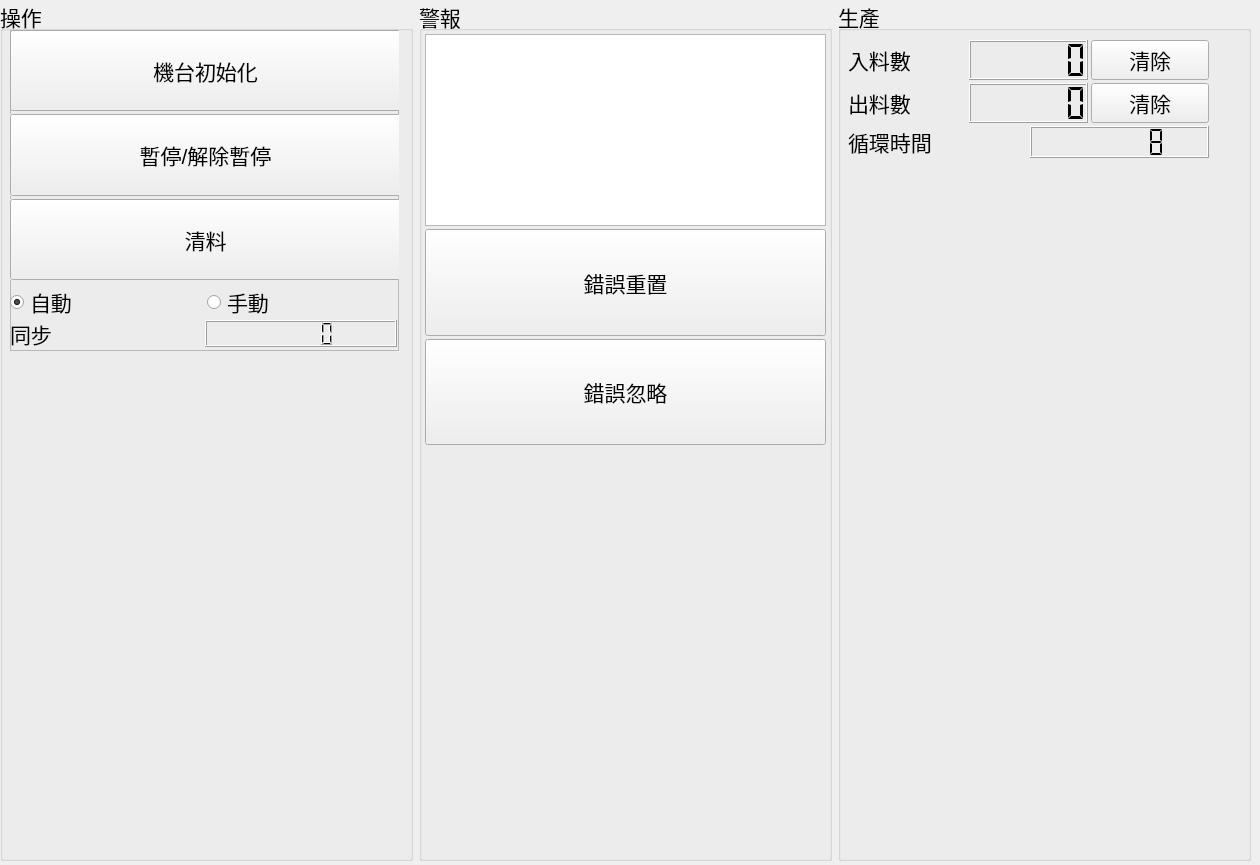
This is bank-view/frontcontrolpanel.ui in smandyscom/front-base-widget as Qt 5 draws it before an edit. The edited form follows.
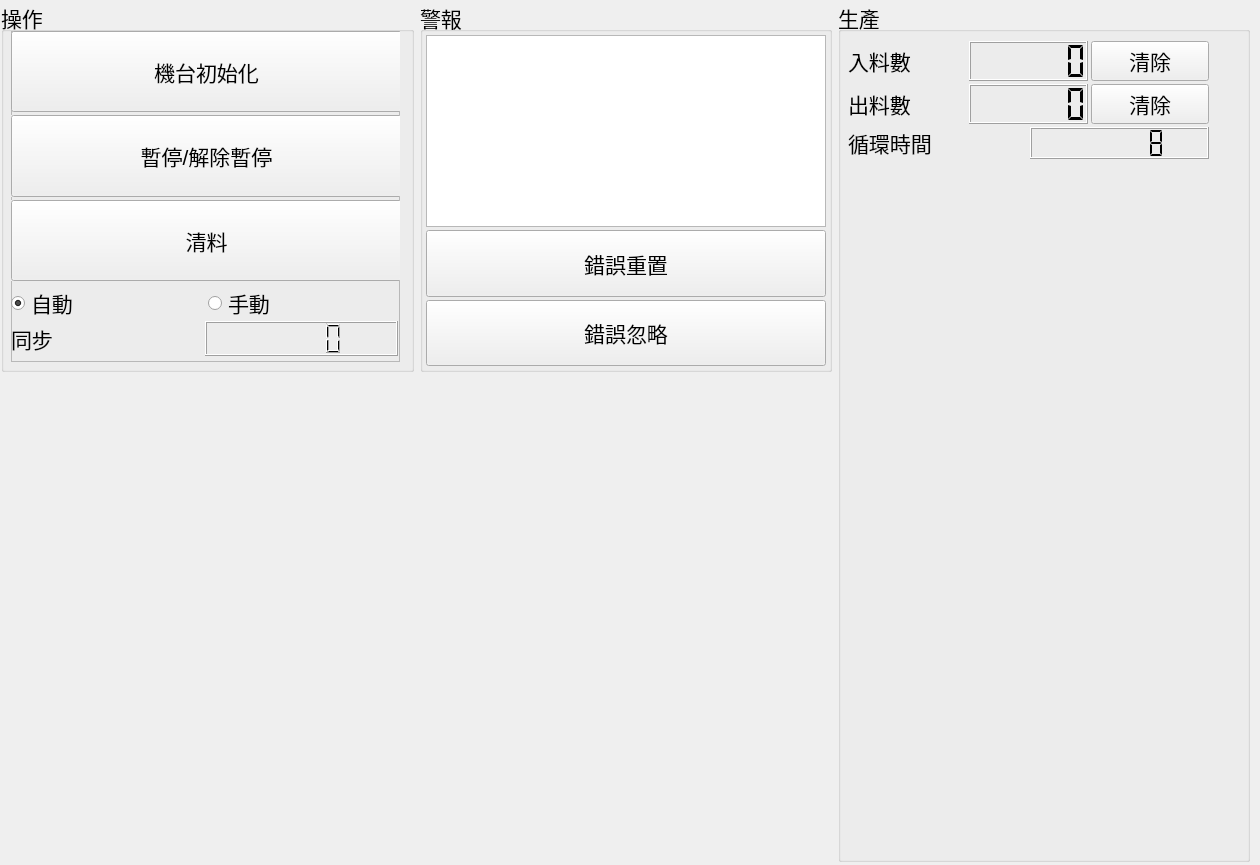
This is the edited form.

What changed in the file:
```diff
--- a/bank-view/frontcontrolpanel.ui
+++ b/bank-view/frontcontrolpanel.ui
@@ -18,16 +18,167 @@
   <property name="windowTitle">
    <string>Form</string>
   </property>
-  <widget class="QWidget" name="layoutWidget">
+  <widget class="QWidget" name="gridLayoutWidget">
    <property name="geometry">
     <rect>
      <x>0</x>
-     <y>0</y>
-     <width>1251</width>
+     <y>380</y>
+     <width>831</width>
+     <height>481</height>
+    </rect>
+   </property>
+   <layout class="QGridLayout" name="gridLayoutMaterial">
+    <property name="spacing">
+     <number>1</number>
+    </property>
+   </layout>
+  </widget>
+  <widget class="QGroupBox" name="groupBoxProduce">
+   <property name="geometry">
+    <rect>
+     <x>838</x>
+     <y>1</y>
+     <width>412</width>
      <height>861</height>
     </rect>
    </property>
-   <layout class="QHBoxLayout" name="horizontalLayout_2">
+   <property name="sizePolicy">
+    <sizepolicy hsizetype="Expanding" vsizetype="Expanding">
+     <horstretch>0</horstretch>
+     <verstretch>0</verstretch>
+    </sizepolicy>
+   </property>
+   <property name="title">
+    <string>生產</string>
+   </property>
+   <widget class="QWidget" name="layoutWidget">
+    <property name="geometry">
+     <rect>
+      <x>10</x>
+      <y>40</y>
+      <width>361</width>
+      <height>821</height>
+     </rect>
+    </property>
+    <layout class="QVBoxLayout" name="verticalLayoutStatus">
+     <property name="spacing">
+      <number>3</number>
+     </property>
+     <property name="sizeConstraint">
+      <enum>QLayout::SetMaximumSize</enum>
+     </property>
+     <item>
+      <layout class="QHBoxLayout" name="horizontalLayout_5">
+       <item>
+        <widget class="QLabel" name="labelInletCount">
+         <property name="text">
+          <string>入料數</string>
+         </property>
+        </widget>
+       </item>
+       <item>
+        <widget class="QLCDNumber" name="lcdNumberInletCount">
+         <property name="digitCount">
+          <number>6</number>
+         </property>
+         <property name="segmentStyle">
+          <enum>QLCDNumber::Flat</enum>
+         </property>
+        </widget>
+       </item>
+       <item>
+        <widget class="QPushButton" name="pushButtonInletClear">
+         <property name="text">
+          <string>清除</string>
+         </property>
+        </widget>
+       </item>
+      </layout>
+     </item>
+     <item>
+      <layout class="QHBoxLayout" name="horizontalLayout_6">
+       <item>
+        <widget class="QLabel" name="labelOutletCount">
+         <property name="text">
+          <string>出料數</string>
+         </property>
+        </widget>
+       </item>
+       <item>
+        <widget class="QLCDNumber" name="lcdNumberOutletCount">
+         <property name="digitCount">
+          <number>6</number>
+         </property>
+         <property name="segmentStyle">
+          <enum>QLCDNumber::Flat</enum>
+         </property>
+        </widget>
+       </item>
+       <item>
+        <widget class="QPushButton" name="pushButtonOutletClear">
+         <property name="text">
+          <string>清除</string>
+         </property>
+        </widget>
+       </item>
+      </layout>
+     </item>
+     <item>
+      <layout class="QHBoxLayout" name="horizontalLayout_7">
+       <item>
+        <widget class="QLabel" name="label_4">
+         <property name="text">
+          <string>循環時間</string>
+         </property>
+        </widget>
+       </item>
+       <item>
+        <widget class="QLCDNumber" name="lcdNumberCycleTime">
+         <property name="sizePolicy">
+          <sizepolicy hsizetype="Minimum" vsizetype="Preferred">
+           <horstretch>0</horstretch>
+           <verstretch>0</verstretch>
+          </sizepolicy>
+         </property>
+         <property name="digitCount">
+          <number>6</number>
+         </property>
+         <property name="segmentStyle">
+          <enum>QLCDNumber::Flat</enum>
+         </property>
+         <property name="value" stdset="0">
+          <double>8.000000000000000</double>
+         </property>
+         <property name="intValue" stdset="0">
+          <number>8</number>
+         </property>
+        </widget>
+       </item>
+      </layout>
+     </item>
+     <item>
+      <widget class="QWidget" name="widgetSafetyIO" native="true">
+       <property name="sizePolicy">
+        <sizepolicy hsizetype="Expanding" vsizetype="Expanding">
+         <horstretch>0</horstretch>
+         <verstretch>0</verstretch>
+        </sizepolicy>
+       </property>
+      </widget>
+     </item>
+    </layout>
+   </widget>
+  </widget>
+  <widget class="QWidget" name="">
+   <property name="geometry">
+    <rect>
+     <x>1</x>
+     <y>1</y>
+     <width>831</width>
+     <height>371</height>
+    </rect>
+   </property>
+   <layout class="QHBoxLayout" name="horizontalLayoutControl">
     <item>
      <widget class="QGroupBox" name="groupBoxControl">
       <property name="sizePolicy">
@@ -45,7 +196,7 @@
          <x>10</x>
          <y>30</y>
          <width>389</width>
-         <height>321</height>
+         <height>331</height>
         </rect>
        </property>
        <property name="sizePolicy">
@@ -147,18 +298,18 @@
          </item>
         </layout>
        </widget>
-       <widget class="QWidget" name="">
+       <widget class="QWidget" name="layoutWidget">
         <property name="geometry">
          <rect>
           <x>0</x>
           <y>290</y>
           <width>387</width>
-          <height>27</height>
+          <height>35</height>
          </rect>
         </property>
         <layout class="QHBoxLayout" name="horizontalLayout">
          <property name="spacing">
-          <number>3</number>
+          <number>0</number>
          </property>
          <item>
           <widget class="QLabel" name="labelSync">
@@ -242,155 +393,9 @@
          </item>
         </layout>
        </item>
-       <item>
-        <spacer name="verticalSpacer">
-         <property name="orientation">
-          <enum>Qt::Vertical</enum>
-         </property>
-         <property name="sizeType">
-          <enum>QSizePolicy::Expanding</enum>
-         </property>
-         <property name="sizeHint" stdset="0">
-          <size>
-           <width>20</width>
-           <height>40</height>
-          </size>
-         </property>
-        </spacer>
-       </item>
       </layout>
      </widget>
     </item>
-    <item>
-     <widget class="QGroupBox" name="groupBoxProduce">
-      <property name="sizePolicy">
-       <sizepolicy hsizetype="Expanding" vsizetype="Expanding">
-        <horstretch>0</horstretch>
-        <verstretch>0</verstretch>
-       </sizepolicy>
-      </property>
-      <property name="title">
-       <string>生產</string>
-      </property>
-      <widget class="QWidget" name="layoutWidget">
-       <property name="geometry">
-        <rect>
-         <x>10</x>
-         <y>40</y>
-         <width>361</width>
-         <height>821</height>
-        </rect>
-       </property>
-       <layout class="QVBoxLayout" name="verticalLayoutStatus">
-        <property name="spacing">
-         <number>3</number>
-        </property>
-        <property name="sizeConstraint">
-         <enum>QLayout::SetMaximumSize</enum>
-        </property>
-        <item>
-         <layout class="QHBoxLayout" name="horizontalLayout_5">
-          <item>
-           <widget class="QLabel" name="labelInletCount">
-            <property name="text">
-             <string>入料數</string>
-            </property>
-           </widget>
-          </item>
-          <item>
-           <widget class="QLCDNumber" name="lcdNumberInletCount">
-            <property name="digitCount">
-             <number>6</number>
-            </property>
-            <property name="segmentStyle">
-             <enum>QLCDNumber::Flat</enum>
-            </property>
-           </widget>
-          </item>
-          <item>
-           <widget class="QPushButton" name="pushButtonInletClear">
-            <property name="text">
-             <string>清除</string>
-            </property>
-           </widget>
-          </item>
-         </layout>
-        </item>
-        <item>
-         <layout class="QHBoxLayout" name="horizontalLayout_6">
-          <item>
-           <widget class="QLabel" name="labelOutletCount">
-            <property name="text">
-             <string>出料數</string>
-            </property>
-           </widget>
-          </item>
-          <item>
-           <widget class="QLCDNumber" name="lcdNumberOutletCount">
-            <property name="digitCount">
-             <number>6</number>
-            </property>
-            <property name="segmentStyle">
-             <enum>QLCDNumber::Flat</enum>
-            </property>
-           </widget>
-          </item>
-          <item>
-           <widget class="QPushButton" name="pushButtonOutletClear">
-            <property name="text">
-             <string>清除</string>
-            </property>
-           </widget>
-          </item>
-         </layout>
-        </item>
-        <item>
-         <layout class="QHBoxLayout" name="horizontalLayout_7">
-          <item>
-           <widget class="QLabel" name="label_4">
-            <property name="text">
-             <string>循環時間</string>
-            </property>
-           </widget>
-          </item>
-          <item>
-           <widget class="QLCDNumber" name="lcdNumberCycleTime">
-            <property name="sizePolicy">
-             <sizepolicy hsizetype="Minimum" vsizetype="Preferred">
-              <horstretch>0</horstretch>
-              <verstretch>0</verstretch>
-             </sizepolicy>
-            </property>
-            <property name="digitCount">
-             <number>6</number>
-            </property>
-            <property name="segmentStyle">
-             <enum>QLCDNumber::Flat</enum>
-            </property>
-            <property name="value" stdset="0">
-             <double>8.000000000000000</double>
-            </property>
-            <property name="intValue" stdset="0">
-             <number>8</number>
-            </property>
-           </widget>
-          </item>
-         </layout>
-        </item>
-        <item>
-         <widget class="QWidget" name="widgetSafetyIO" native="true">
-          <property name="sizePolicy">
-           <sizepolicy hsizetype="Expanding" vsizetype="Expanding">
-            <horstretch>0</horstretch>
-            <verstretch>0</verstretch>
-           </sizepolicy>
-          </property>
-         </widget>
-        </item>
-       </layout>
-      </widget>
-     </widget>
-    </item>
    </layout>
   </widget>
  </widget>
```
